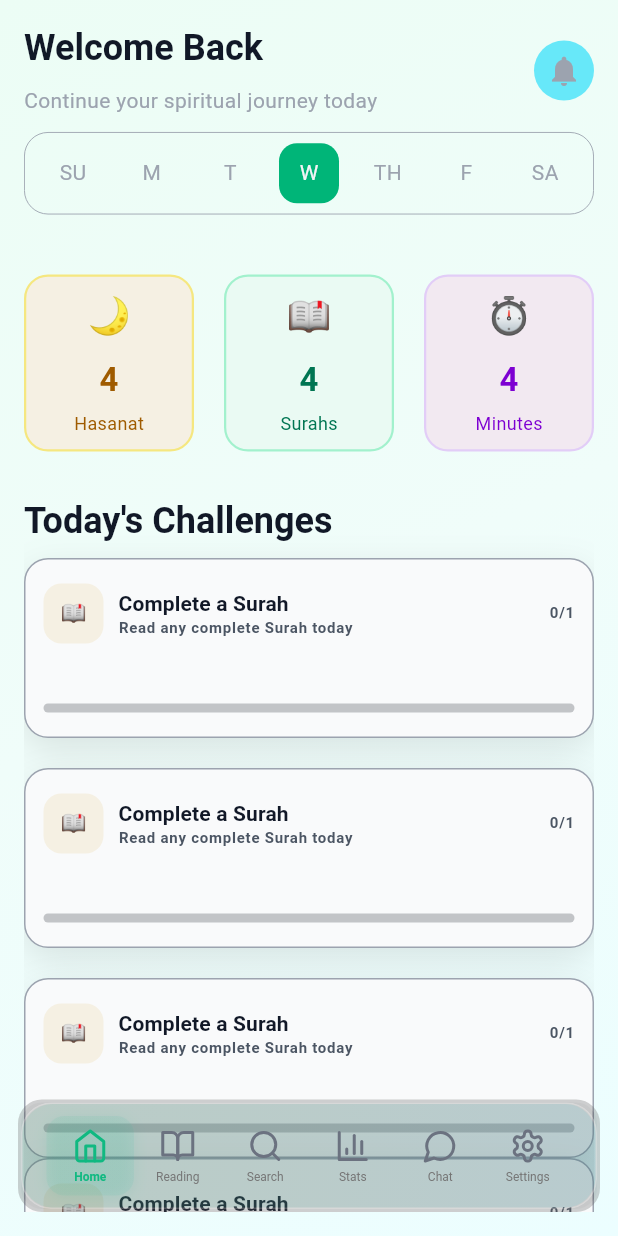
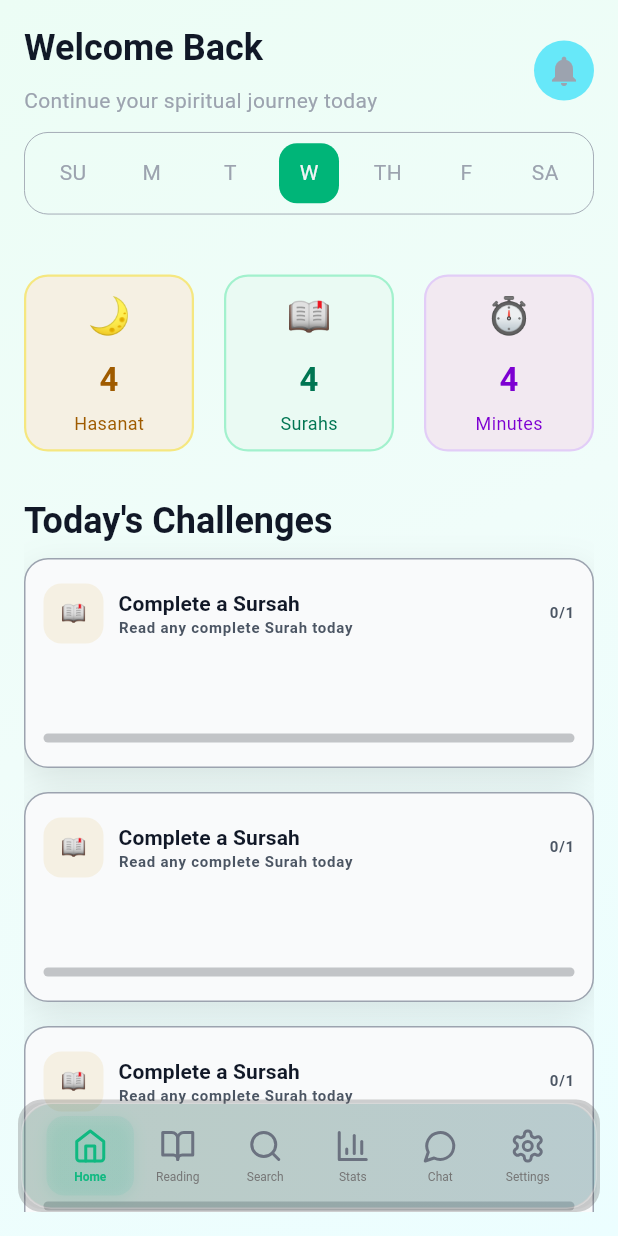
Before and after one commit to Sofianemad4405/furqan, a Flutter app: the screen it shows after launch, on a phone screen of 412 x 824 dp. Run offline on Flutter 3.47's test engine with Material 3 defaults, Android fonts, the phone set to English and light mode, and no system bars; our stand-ins replace dio, equatable, flutter_bloc, flutter_svg, gap, retrofit and 1 more; generated files the repository leaves out were written again; Roboto replaces fonts that are missing (System).

Commit message:
finished home screen initially .. to be refactored and to be enhanced

```diff
--- a/lib/core/utils/constants.dart
+++ b/lib/core/utils/constants.dart
@@ -1,3 +1,4 @@
+import 'package:furqan/features/home/presentation/models/challenge_model.dart';
 import 'package:furqan/features/home/presentation/models/stat_model.dart';
 import 'package:furqan/features/home/presentation/screens/home_screen.dart';
 
@@ -12,9 +13,13 @@ const String uzbek = "uzbek";
 ///days chars
 const List<String> days = ["SU", "M", "T", "W", "TH", "F", "SA"];
 
-///Home Stats
-final Map<String, String> homeStats = {
-  "Hasanat": "🌙",
-  "Surahs": "🌙",
-  "Minutes": "🌙",
-};
+List<ChallengeModel> challenges = [
+  ChallengeModel(
+    challengeIcon: "📚",
+    challengeName: "Continue Reading",
+    challengeDesc: "Start your journey",
+  ),
+  ChallengeModel(challengeIcon: "🤲", challengeName: "Duas"),
+  ChallengeModel(challengeIcon: "✨", challengeName: "Dhikr Counter"),
+  ChallengeModel(challengeIcon: "🕌", challengeName: "Prayer Times"),
+];
--- a/lib/features/home/presentation/models/challenge_model.dart
+++ b/lib/features/home/presentation/models/challenge_model.dart
@@ -3,17 +3,17 @@ import 'package:flutter/material.dart';
 class ChallengeModel {
   final String challengeIcon;
   final String challengeName;
-  final String challengeDesc;
-  final int challengeCompletion;
-  final int challengeDone;
-  final Color challengeIconColor;
+  final String? challengeDesc;
+  final int? challengeCompletion;
+  final int? challengeDone;
+  final Color? challengeIconColor;
 
   ChallengeModel({
     required this.challengeIcon,
     required this.challengeName,
-    required this.challengeDesc,
-    required this.challengeCompletion,
-    required this.challengeDone,
-    required this.challengeIconColor,
+    this.challengeDesc,
+    this.challengeCompletion,
+    this.challengeDone,
+    this.challengeIconColor,
   });
 }
--- a/lib/features/home/presentation/screens/home_screen.dart
+++ b/lib/features/home/presentation/screens/home_screen.dart
@@ -1,9 +1,9 @@
 import 'package:flutter/material.dart';
 import 'package:furqan/core/themes/theme_provider.dart';
 import 'package:furqan/core/themes/theme_system.dart';
+import 'package:furqan/core/utils/constants.dart';
 import 'package:furqan/features/home/presentation/models/challenge_model.dart';
-import 'package:furqan/features/home/presentation/models/stat_model.dart';
-import 'package:furqan/features/home/presentation/widgets/custom_card.dart';
+import 'package:furqan/features/home/presentation/widgets/custom_container.dart';
 import 'package:furqan/features/home/presentation/widgets/home_stats.dart';
 import 'package:furqan/features/home/presentation/widgets/today.dart';
 import 'package:furqan/features/home/presentation/widgets/today_challenge.dart';
@@ -87,85 +87,173 @@ class _HomeScreenState extends State<HomeScreen>
                 style: Theme.of(context).textTheme.displaySmall,
               ),
               const Gap(10),
-
-              ///Complete a Surah
-              TodayChallenge(
+              ListView.builder(
+                itemCount: 3,
+                shrinkWrap: true,
+                physics: const NeverScrollableScrollPhysics(),
+                itemBuilder: (context, index) {
+                  return Padding(
+                    padding: const EdgeInsets.only(bottom: 16),
+                    child: CustomContainer(
                       isDarkMood: context.read<ThemeProvider>().isDarkMode,
-                challengeModel: ChallengeModel(
-                  challengeIcon: "📖",
-                  challengeName: "Complete a Surah",
-                  challengeDesc: "Read any complete Surah today",
-                  challengeCompletion: 1,
-                  challengeDone: 0,
-                  challengeIconColor: context.read<ThemeProvider>().isDarkMode
+                      child: Padding(
+                        padding: const EdgeInsets.symmetric(
+                          horizontal: 12,
+                          vertical: 16,
+                        ),
+                        child: Column(
+                          children: [
+                            Row(
+                              children: [
+                                Container(
+                                  height: 40,
+                                  width: 40,
+                                  decoration: BoxDecoration(
+                                    borderRadius: BorderRadius.circular(12),
+                                    color:
+                                        context.read<ThemeProvider>().isDarkMode
                                         ? QuranAppTheme
                                               .darkStatCardColors['hasanat']!['background']!
                                         : QuranAppTheme
                                               .lightStatCardColors['hasanat']!['background']!,
                                   ),
+                                  child: const Center(child: Text("📖")),
+                                ),
+                                const Gap(10),
+                                Column(
+                                  crossAxisAlignment: CrossAxisAlignment.start,
+                                  children: [
+                                    Text(
+                                      "Complete a Sursah",
+                                      style: Theme.of(
+                                        context,
+                                      ).textTheme.labelLarge,
+                                    ),
+                                    Text(
+                                      "Read any complete Surah today",
+                                      style: Theme.of(
+                                        context,
+                                      ).textTheme.labelSmall,
+                                    ),
+                                  ],
+                                ),
+                                const Spacer(),
+                                Text(
+                                  "0/1",
+                                  style: Theme.of(context).textTheme.labelSmall,
+                                ),
+                              ],
+                            ),
+                            const Gap(60),
+                            LinearProgressIndicator(
+                              minHeight: 6,
+                              borderRadius: BorderRadius.circular(12),
+                              value: 0,
+                              backgroundColor: QuranAppTheme.gray450,
+                              color: QuranAppTheme.gray400,
+                            ),
+                          ],
+                        ),
+                      ),
+                    ),
+                  );
+                },
               ),
               const Gap(20),
-              TodayChallenge(
-                isDarkMood: context.read<ThemeProvider>().isDarkMode,
-                challengeModel: ChallengeModel(
-                  challengeIcon: "📖",
-                  challengeName: "Complete a Surah",
-                  challengeDesc: "Read any complete Surah today",
-                  challengeCompletion: 1,
-                  challengeDone: 0,
-                  challengeIconColor: context.read<ThemeProvider>().isDarkMode
-                      ? QuranAppTheme
-                            .darkStatCardColors['hasanat']!['background']!
-                      : QuranAppTheme
-                            .lightStatCardColors['hasanat']!['background']!,
+              Container(
+                height: 150,
+                width: double.infinity,
+                decoration: const BoxDecoration(
+                  borderRadius: BorderRadius.all(Radius.circular(20)),
+                  gradient: LinearGradient(
+                    colors: [Color(0xFFF5830C), Color(0xFFF56261)],
+                  ),
+                ),
+                child: Padding(
+                  padding: const EdgeInsets.all(24.0),
+                  child: Row(
+                    children: [
+                      Column(
+                        crossAxisAlignment: CrossAxisAlignment.start,
+                        children: [
+                          Text(
+                            "Current Streak",
+                            style: Theme.of(context).textTheme.headlineMedium
+                                ?.copyWith(color: Colors.white),
+                          ),
+                          const Gap(3),
+                          Text(
+                            "Keep up the great work!",
+                            style: Theme.of(context).textTheme.bodyMedium
+                                ?.copyWith(color: Colors.white),
+                          ),
+                          const Spacer(),
+                          Text(
+                            "Best: 0 days",
+                            style: Theme.of(context).textTheme.bodySmall
+                                ?.copyWith(color: Colors.white),
+                          ),
+                        ],
+                      ),
+                      const Spacer(),
+                      Column(
+                        children: [
+                          const Text(
+                            "🔥",
+                            style: TextStyle(fontSize: 24, color: Colors.white),
+                          ),
+                          const Spacer(),
+                          Text(
+                            "0\ndays",
+                            style: Theme.of(context).textTheme.headlineLarge
+                                ?.copyWith(color: Colors.white),
+                          ),
+                        ],
+                      ),
+                    ],
+                  ),
                 ),
               ),
               const Gap(20),
-              TodayChallenge(
-                isDarkMood: context.read<ThemeProvider>().isDarkMode,
-                challengeModel: ChallengeModel(
-                  challengeIcon: "📖",
-                  challengeName: "Complete a Surah",
-                  challengeDesc: "Read any complete Surah today",
-                  challengeCompletion: 1,
-                  challengeDone: 0,
-                  challengeIconColor: context.read<ThemeProvider>().isDarkMode
-                      ? QuranAppTheme
-                            .darkStatCardColors['hasanat']!['background']!
-                      : QuranAppTheme
-                            .lightStatCardColors['hasanat']!['background']!,
+              GridView.builder(
+                gridDelegate: const SliverGridDelegateWithFixedCrossAxisCount(
+                  crossAxisCount: 2,
+                  crossAxisSpacing: 20,
+                  mainAxisSpacing: 20,
+                  childAspectRatio: 1.5,
+                ),
+                physics:
+                    const NeverScrollableScrollPhysics(), // يمنع سكول داخلي
+                itemCount: 4,
+                shrinkWrap: true,
+                itemBuilder: (context, index) {
+                  return CustomContainer(
+                    isDarkMood: false,
+                    child: Center(
+                      child: Column(
+                        crossAxisAlignment: CrossAxisAlignment.center,
+                        mainAxisAlignment: MainAxisAlignment.center,
+                        children: [
+                          Text(
+                            challenges[index].challengeIcon,
+                            style: const TextStyle(fontSize: 24),
+                          ),
+                          Text(
+                            challenges[index].challengeName,
+                            style: Theme.of(context).textTheme.headlineSmall,
+                          ),
+                          Text(
+                            challenges[index].challengeDesc ??
+                                "Start your journey",
+                            style: Theme.of(context).textTheme.bodyMedium,
+                          ),
+                        ],
                       ),
                     ),
-              TodayChallenge(
-                isDarkMood: context.read<ThemeProvider>().isDarkMode,
-                challengeModel: ChallengeModel(
-                  challengeIcon: "📖",
-                  challengeName: "Complete a Surah",
-                  challengeDesc: "Read any complete Surah today",
-                  challengeCompletion: 1,
-                  challengeDone: 0,
-                  challengeIconColor: context.read<ThemeProvider>().isDarkMode
-                      ? QuranAppTheme
-                            .darkStatCardColors['hasanat']!['background']!
-                      : QuranAppTheme
-                            .lightStatCardColors['hasanat']!['background']!,
+                  );
+                },
               ),
-              ),
-              TodayChallenge(
-                isDarkMood: context.read<ThemeProvider>().isDarkMode,
-                challengeModel: ChallengeModel(
-                  challengeIcon: "📖",
-                  challengeName: "Complete a Surah",
-                  challengeDesc: "Read any complete Surah today",
-                  challengeCompletion: 1,
-                  challengeDone: 0,
-                  challengeIconColor: context.read<ThemeProvider>().isDarkMode
-                      ? QuranAppTheme
-                            .darkStatCardColors['hasanat']!['background']!
-                      : QuranAppTheme
-                            .lightStatCardColors['hasanat']!['background']!,
-                ),
-              ),
+              const Gap(90),
             ],
           ),
         ),
@@ -173,3 +261,34 @@ class _HomeScreenState extends State<HomeScreen>
     );
   }
 }
+
+// 📚
+// Continue Reading
+// Start your journey
+
+// 🤲
+// Duas
+// 0 recited today
+
+// ✨
+// Dhikr Counter
+// 0 counted
+
+// 🕌
+// Prayer Times
+
+// 📖
+// Complete a Surah
+// Read any complete Surah today
+
+// 0/1
+// 🤲
+// Morning Duas
+// Recite 3 morning duas
+
+// 0/3
+// ✨
+// Dhikr Session
+// Complete 100 Tasbih
+
+// 0/100
--- /dev/null
+++ b/lib/features/home/presentation/widgets/custom_container.dart
@@ -0,0 +1,27 @@
+import 'package:flutter/material.dart';
+import 'package:furqan/core/themes/theme_system.dart';
+
+class CustomContainer extends StatelessWidget {
+  const CustomContainer({
+    super.key,
+    required this.isDarkMood,
+    required this.child,
+  });
+  final bool isDarkMood;
+  final Widget child;
+
+  @override
+  Widget build(BuildContext context) {
+    return Container(
+      decoration: QuranAppTheme.adaptiveGlassDecoration(
+        context,
+        backgroundColor: isDarkMood
+            ? QuranAppTheme.gray900
+            : QuranAppTheme.gray50,
+        borderColor: QuranAppTheme.gray400,
+        borderRadius: 16,
+      ),
+      child: child,
+    );
+  }
+}
--- a/lib/features/home/presentation/widgets/today_challenge.dart
+++ b/lib/features/home/presentation/widgets/today_challenge.dart
@@ -1,77 +1,77 @@
-import 'package:flutter/material.dart';
-import 'package:furqan/core/themes/theme_system.dart';
-import 'package:furqan/features/home/presentation/models/challenge_model.dart';
-import 'package:gap/gap.dart';
+// import 'package:flutter/material.dart';
+// import 'package:furqan/core/themes/theme_system.dart';
+// import 'package:furqan/features/home/presentation/models/challenge_model.dart';
+// import 'package:gap/gap.dart';
 
-class TodayChallenge extends StatelessWidget {
-  const TodayChallenge({
-    super.key,
-    required this.isDarkMood,
-    required this.challengeModel,
-  });
-  final bool isDarkMood;
-  final ChallengeModel challengeModel;
+// class TodayChallenge extends StatelessWidget {
+//   const TodayChallenge({
+//     super.key,
+//     required this.isDarkMood,
+//     required this.challengeModel,
+//   });
+//   final bool isDarkMood;
+//   final ChallengeModel challengeModel;
 
-  @override
-  Widget build(BuildContext context) {
-    return Container(
-      height: 120,
-      decoration: QuranAppTheme.adaptiveGlassDecoration(
-        context,
-        backgroundColor: isDarkMood
-            ? QuranAppTheme.gray900
-            : QuranAppTheme.gray50,
-        borderColor: QuranAppTheme.gray400,
-      ),
-      child: Padding(
-        padding: const EdgeInsets.symmetric(horizontal: 12, vertical: 16),
-        child: Column(
-          children: [
-            Row(
-              children: [
-                Container(
-                  height: 40,
-                  width: 40,
-                  decoration: BoxDecoration(
-                    borderRadius: BorderRadius.circular(12),
-                    color: challengeModel.challengeIconColor,
-                  ),
-                  child: Center(child: Text(challengeModel.challengeIcon)),
-                ),
-                const Gap(10),
-                Column(
-                  crossAxisAlignment: CrossAxisAlignment.start,
-                  children: [
-                    Text(
-                      challengeModel.challengeName,
-                      style: Theme.of(context).textTheme.labelLarge,
-                    ),
-                    Text(
-                      challengeModel.challengeDesc,
-                      style: Theme.of(context).textTheme.labelSmall,
-                    ),
-                  ],
-                ),
-                const Spacer(),
-                Text(
-                  "${challengeModel.challengeDone}/${challengeModel.challengeCompletion}",
-                  style: Theme.of(context).textTheme.labelSmall,
-                ),
-              ],
-            ),
-            const Spacer(),
-            LinearProgressIndicator(
-              minHeight: 6,
-              borderRadius: BorderRadius.circular(12),
-              value:
-                  challengeModel.challengeDone /
-                  challengeModel.challengeCompletion,
-              backgroundColor: QuranAppTheme.gray450,
-              color: challengeModel.challengeIconColor,
-            ),
-          ],
-        ),
-      ),
-    );
-  }
-}
+//   @override
+//   Widget build(BuildContext context) {
+//     return Container(
+//       height: 120,
+//       decoration: QuranAppTheme.adaptiveGlassDecoration(
+//         context,
+//         backgroundColor: isDarkMood
+//             ? QuranAppTheme.gray900
+//             : QuranAppTheme.gray50,
+//         borderColor: QuranAppTheme.gray400,
+//       ),
+//       child: Padding(
+//         padding: const EdgeInsets.symmetric(horizontal: 12, vertical: 16),
+//         child: Column(
+//           children: [
+//             Row(
+//               children: [
+//                 Container(
+//                   height: 40,
+//                   width: 40,
+//                   decoration: BoxDecoration(
+//                     borderRadius: BorderRadius.circular(12),
+//                     color: challengeModel.challengeIconColor,
+//                   ),
+//                   child: Center(child: Text(challengeModel.challengeIcon)),
+//                 ),
+//                 const Gap(10),
+//                 Column(
+//                   crossAxisAlignment: CrossAxisAlignment.start,
+//                   children: [
+//                     Text(
+//                       challengeModel.challengeName,
+//                       style: Theme.of(context).textTheme.labelLarge,
+//                     ),
+//                     Text(
+//                       challengeModel.challengeDesc,
+//                       style: Theme.of(context).textTheme.labelSmall,
+//                     ),
+//                   ],
+//                 ),
+//                 const Spacer(),
+//                 Text(
+//                   "${challengeModel.challengeDone}/${challengeModel.challengeCompletion}",
+//                   style: Theme.of(context).textTheme.labelSmall,
+//                 ),
+//               ],
+//             ),
+//             const Spacer(),
+//             LinearProgressIndicator(
+//               minHeight: 6,
+//               borderRadius: BorderRadius.circular(12),
+//               value:
+//                   challengeModel.challengeDone /
+//                   challengeModel.challengeCompletion,
+//               backgroundColor: QuranAppTheme.gray450,
+//               color: challengeModel.challengeIconColor,
+//             ),
+//           ],
+//         ),
+//       ),
+//     );
+//   }
+// }
```
Lines whose indentation alone changed are shown as unchanged.
